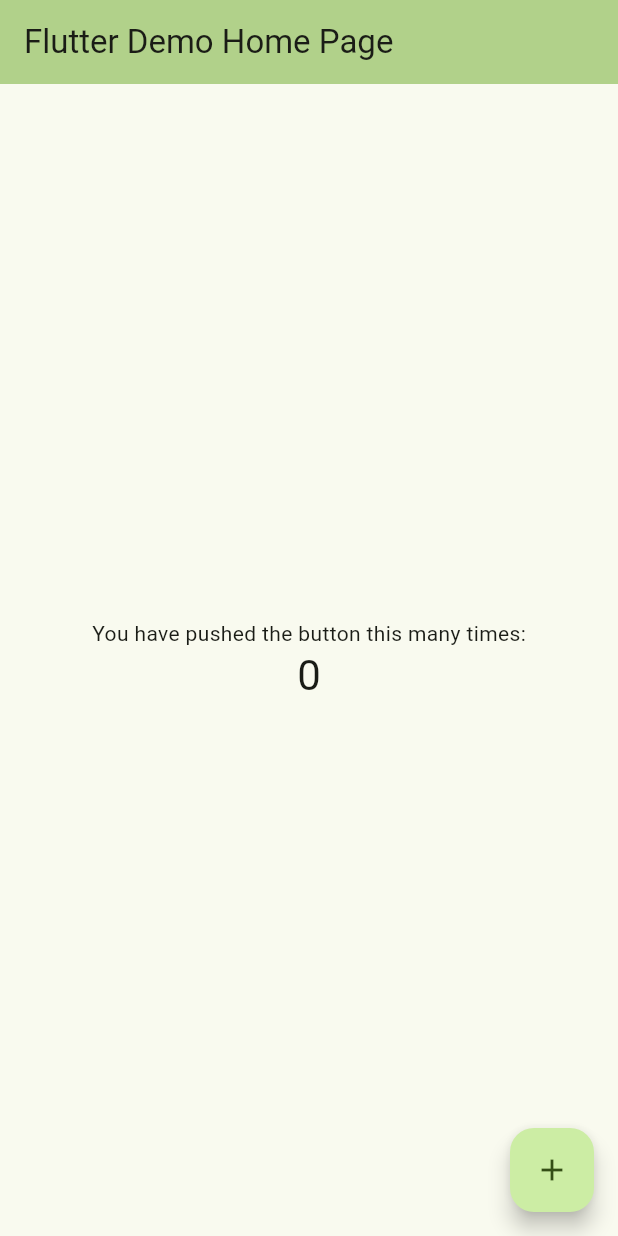
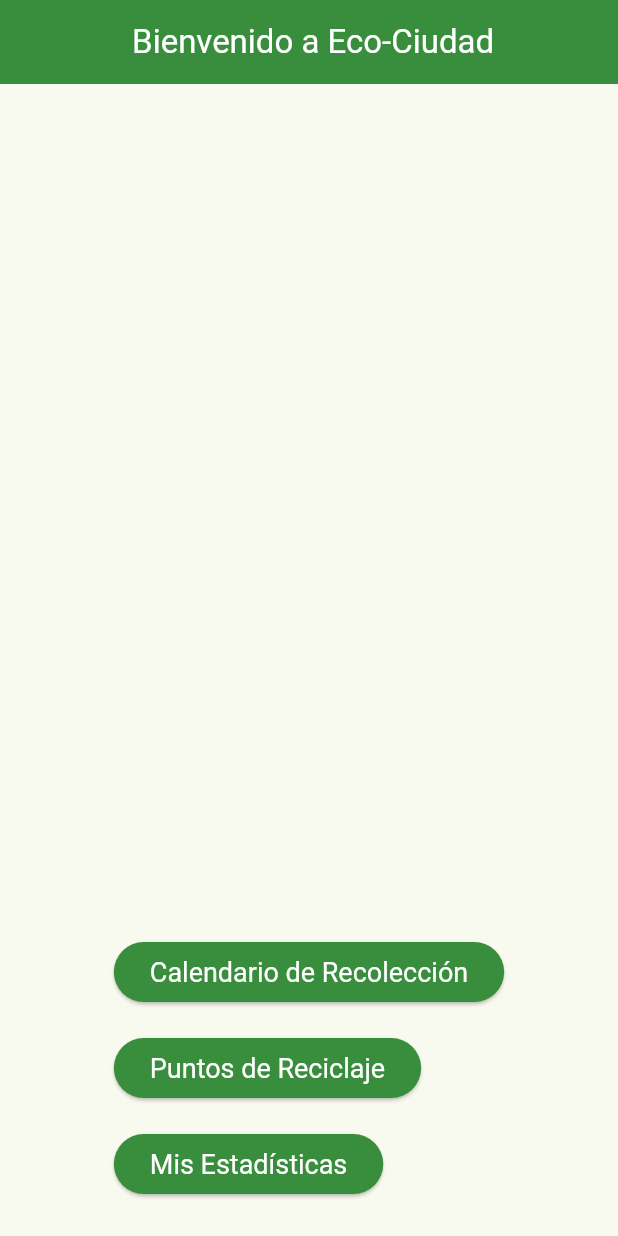
Before and after one commit to DavidGaSa/Eco_Ciudad, a Flutter app: the screen it shows after launch, on a phone screen of 412 x 824 dp. Run offline on Flutter 3.47's test engine with Material 3 defaults, Android fonts, the phone set to English and light mode, and no system bars.

Commit message:
Página Principal

```diff
--- a/eco_ciudad/lib/main.dart
+++ b/eco_ciudad/lib/main.dart
@@ -1,66 +1,106 @@
 import 'package:flutter/material.dart';
 
-void main() {
-  runApp(const MyApp());
+// Simulación de strings.xml
+class AppStrings {
+  static const calendar = 'Calendario de Recolección';
+  static const map = 'Puntos de Reciclaje';
+  static const stats = 'Mis Estadísticas';
 }
 
-class MyApp extends StatelessWidget {
-  const MyApp({super.key});
+void main() {
+  runApp(const MainApp());
+}
+
+class MainApp extends StatelessWidget {
+  const MainApp({super.key});
 
   @override
   Widget build(BuildContext context) {
     return MaterialApp(
-      title: 'Eco Ciudad',
+      home: const MainScreen(),
       theme: ThemeData(
         colorScheme: ColorScheme.fromSeed(seedColor: Colors.lightGreen),
+
+        elevatedButtonTheme: ElevatedButtonThemeData(
+          style: ElevatedButton.styleFrom(
+            backgroundColor: Colors.green[700],
+            foregroundColor: Colors.white,
+            textStyle: const TextStyle(fontSize: 18),
+          ),
+        ),
       ),
-      home: const MyHomePage(title: 'Flutter Demo Home Page'),
     );
   }
 }
 
-class MyHomePage extends StatefulWidget {
-  const MyHomePage({super.key, required this.title});
-
-  final String title;
-
-  @override
-  State<MyHomePage> createState() => _MyHomePageState();
-}
-
-class _MyHomePageState extends State<MyHomePage> {
-  int _counter = 0;
-
-  void _incrementCounter() {
-    setState(() {
-
-      _counter++;
-    });
-  }
+class MainScreen extends StatelessWidget {
+  const MainScreen({super.key});
 
   @override
   Widget build(BuildContext context) {
     return Scaffold(
       appBar: AppBar(
-        backgroundColor: Theme.of(context).colorScheme.inversePrimary,
-        title: Text(widget.title),
+        title: const Text(' Bienvenido a Eco-Ciudad'),
+        centerTitle: true,
+        backgroundColor: Colors.green[700],
+        foregroundColor: Colors.white,
       ),
-      body: Center(
-        child: Column(
-          mainAxisAlignment: MainAxisAlignment.center,
-          children: <Widget>[
-            const Text('You have pushed the button this many times:'),
-            Text(
-              '$_counter',
-              style: Theme.of(context).textTheme.headlineMedium,
+      body: Align(
+        alignment: Alignment.bottomCenter,
+        child: Padding(
+          padding: const EdgeInsets.all(24.0),
+          child: Column(
+            mainAxisSize: MainAxisSize.min,
+            children: [
+              const SizedBox(height: 32),
+              Wrap(
+          spacing: 16,
+          runSpacing: 16,
+          children: [
+            ElevatedButton(
+              key: const Key('btnCalendar'),
+              onPressed: () {
+                Navigator.push(
+                  context,
+                  MaterialPageRoute(builder: (context) => Scaffold(
+                    appBar: AppBar(title: const Text('Calendario de Recolección')),
+                    body: const Center(child: Text('Aquí va el calendario')),
+                  )),
+                );
+              },
+              child: Text(AppStrings.calendar),
+            ),
+            ElevatedButton(
+              key: const Key('btnMap'),
+              onPressed: () {
+                Navigator.push(
+                  context,
+                  MaterialPageRoute(builder: (context) => Scaffold(
+                    appBar: AppBar(title: const Text('Puntos de Reciclaje')),
+                    body: const Center(child: Text('Aquí van los puntos de reciclaje')),
+                  )),
+                );
+              },
+              child: Text(AppStrings.map),
+            ),
+            ElevatedButton(
+              key: const Key('btnStats'),
+              onPressed: () {
+                Navigator.push(
+                  context,
+                  MaterialPageRoute(builder: (context) => Scaffold(
+                    appBar: AppBar(title: const Text('Puntos de Reciclaje')),
+                    body: const Center(child: Text('Aquí van las estadísticas del usuario')),
+                  )),
+                );
+              },
+              child: Text(AppStrings.stats),
             ),
           ],
         ),
-      ),
-      floatingActionButton: FloatingActionButton(
-        onPressed: _incrementCounter,
-        tooltip: 'Increment',
-        child: const Icon(Icons.add),
+            ],
+          ),
+        ),
       ),
     );
   }
```
